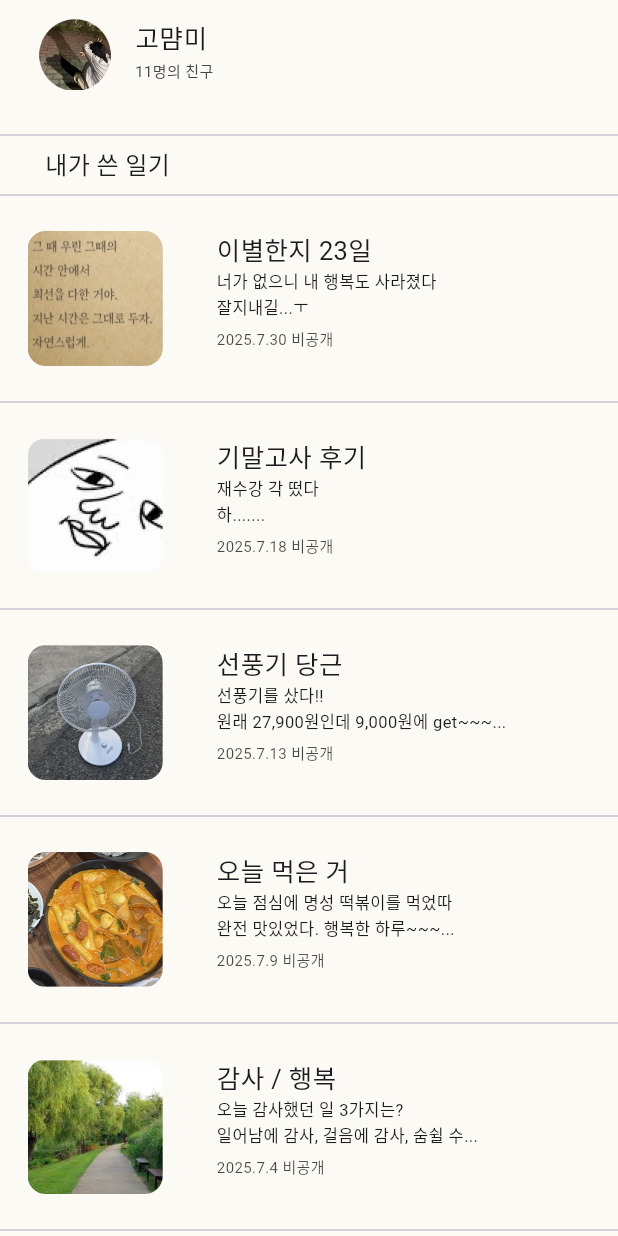
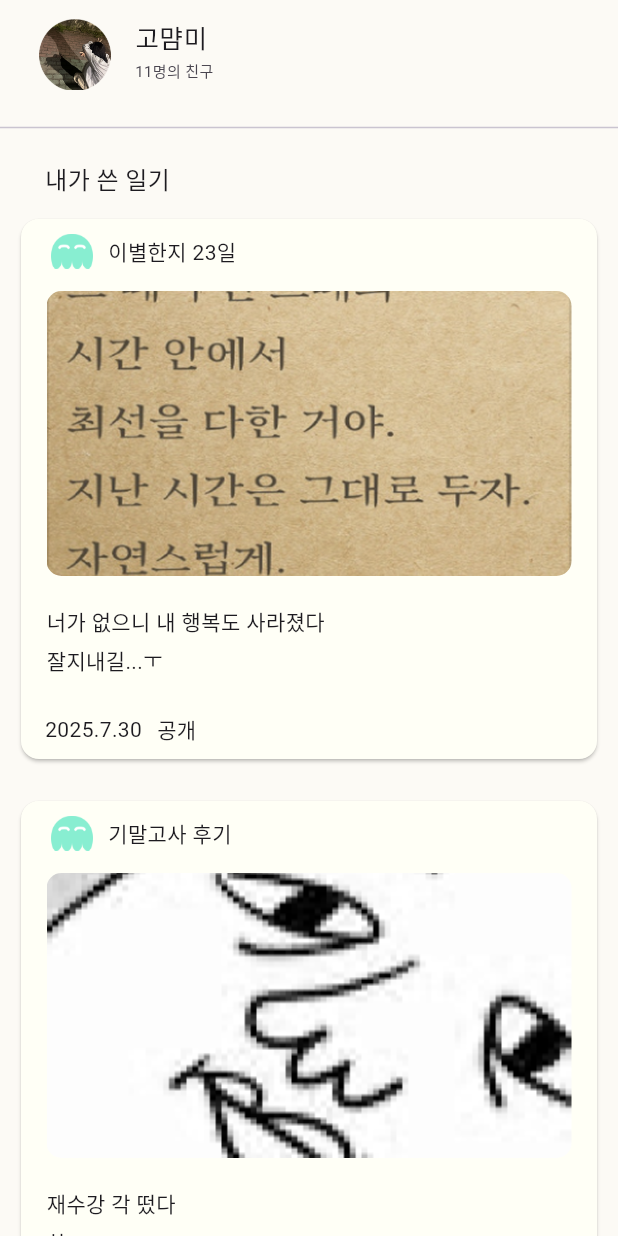
Before and after one commit to grazzy7124/SODA-happily-practice, a Flutter app: the screen it shows after launch, on a phone screen of 412 x 824 dp. Run offline on Flutter 3.47's test engine with Material 3 defaults, Android fonts, the phone set to English and light mode, and no system bars.

Commit message:
second.profile

```diff
--- a/lib/main.dart
+++ b/lib/main.dart
@@ -36,19 +36,22 @@ class ProfileMain extends StatelessWidget {
             },
           ),
         ),
-        SizedBox(height: 10),
+        SizedBox(height: 5),
         Divider(),
+        SizedBox(height: 15),
         Padding(
           padding: EdgeInsets.only(left: 30),
           child: Text('내가 쓴 일기', style: TextStyle(fontSize: 16)),
         ),
-        Divider(),
         ProfileList(
+          happliy: 'assets/happily/4.png',
+
           photo: 'assets/list/1.png',
           title: '이별한지 23일',
           text: '너가 없으니 내 행복도 사라졌다',
           text2: '잘지내길...ㅜ',
-          date: '2025.7.30 비공개',
+          date: '2025.7.30',
+          public: '공개',
           onTap: () {
             Navigator.push(
               context,
@@ -56,53 +59,59 @@ class ProfileMain extends StatelessWidget {
             );
           },
         ),
-        Divider(),
         ProfileList(
+          happliy: 'assets/happily/4.png',
           photo: 'assets/list/2.png',
           title: '기말고사 후기',
           text: '재수강 각 떴다',
           text2: '하.......',
-          date: '2025.7.18 비공개',
+          date: '2025.7.18',
+          public: '공개',
         ),
-        Divider(),
         ProfileList(
+          happliy: 'assets/happily/4.png',
           photo: 'assets/list/3.png',
           title: '선풍기 당근',
           text: '선풍기를 샀다!!',
           text2: '원래 27,900원인데 9,000원에 get~~~...',
-          date: '2025.7.13 비공개',
+          date: '2025.7.13',
+          public: '공개',
         ),
-        Divider(),
         ProfileList(
+          happliy: 'assets/happily/4.png',
           photo: 'assets/list/4.png',
           title: '오늘 먹은 거',
           text: '오늘 점심에 명성 떡볶이를 먹었따',
           text2: '완전 맛있었다. 행복한 하루~~~...',
-          date: '2025.7.9 비공개',
+          date: '2025.7.9',
+          public: '공개',
         ),
-        Divider(),
         ProfileList(
+          happliy: 'assets/happily/4.png',
           photo: 'assets/list/5.png',
           title: '감사 / 행복',
           text: '오늘 감사했던 일 3가지는?',
           text2: '일어남에 감사, 걸음에 감사, 숨쉴 수...',
-          date: '2025.7.4 비공개',
+          date: '2025.7.4',
+          public: '공개',
         ),
-        Divider(),
         ProfileList(
+          happliy: 'assets/happily/4.png',
           photo: 'assets/list/6.png',
           title: '등산은 배움의 장터!',
           text: '여자친구와 등산 데이트다잉...~^^',
           text2: '맑은 공기.. 맑은 구름.. 힐링 스팟이다잉',
-          date: '2025.7.1 비공개',
+          date: '2025.7.1',
+          public: '공개',
         ),
-        Divider(),
         ProfileList(
+          happliy: 'assets/happily/4.png',
           photo: 'assets/list/7.png',
           title: '사건 / 생각 / 감정',
           text: '집사러 갔다가 소다 학회 늦었음;;ㅎ 완전',
           text2: '완전 망했다고 생각..;; 진땀이 뻘뻘나더...',
-          date: '2025.6.22 비공개',
+          date: '2025.6.22',
+          public: '공개',
         ),
       ],
     );
@@ -137,19 +146,23 @@ class ProfileMy extends StatelessWidget {
 class ProfileList extends StatelessWidget {
   const ProfileList({
     super.key,
+    required this.happliy,
+    required this.title,
     required this.photo,
-    required this.title,
     required this.text,
     required this.text2,
     required this.date,
+    required this.public,
     this.onTap,
   });
 
+  final String happliy;
+  final String title;
   final String photo;
-  final String title;
   final String text;
   final String text2;
   final String date;
+  final String public;
   final VoidCallback? onTap;
 
   @override
@@ -158,36 +171,51 @@ class ProfileList extends StatelessWidget {
       onTap: onTap,
       behavior: HitTestBehavior.opaque,
       child: Padding(
-        padding: EdgeInsets.only(left: 18.45, top: 16, bottom: 16),
-        child: Row(
-          crossAxisAlignment: CrossAxisAlignment.start,
-          children: [
-            SizedBox(
-              width: 90,
-              height: 90,
-              child: ClipRRect(
-                borderRadius: BorderRadius.circular(12),
-                child: Image.asset(photo, fit: BoxFit.fill),
+        padding: EdgeInsets.all(10),
+        child: Card(
+          color: Color(0xffFFFFF6),
+          child: Column(
+            crossAxisAlignment: CrossAxisAlignment.start,
+            children: [
+              Padding(
+                padding: EdgeInsets.only(left: 20, top: 10),
+                child: Row(
+                  children: [
+                    Image.asset(happliy, width: 28, height: 23),
+                    SizedBox(width: 10),
+                    Text(title),
+                  ],
+                ),
               ),
-            ),
-            SizedBox(width: 36),
-            Column(
-              crossAxisAlignment: CrossAxisAlignment.start,
-              children: [
-                Text(title, style: TextStyle(fontSize: 17)),
-                Text(text, style: TextStyle(fontSize: 11)),
-                Text(text2, style: TextStyle(fontSize: 11)),
-                SizedBox(height: 5),
-                Text(
-                  date,
-                  style: TextStyle(
-                    fontSize: 10,
-                    color: Color.fromARGB(181, 0, 0, 0),
+              Padding(
+                padding: EdgeInsets.only(left: 17, right: 17, top: 15),
+                child: ClipRRect(
+                  borderRadius: BorderRadius.circular(10),
+                  child: Image.asset(
+                    photo,
+                    fit: BoxFit.cover,
+                    width: double.infinity,
+                    height: 190,
                   ),
                 ),
-              ],
-            ),
-          ],
+              ),
+              Padding(
+                padding: EdgeInsets.only(top: 20, left: 17),
+                child: Text(text),
+              ),
+              Padding(
+                padding: EdgeInsets.only(top: 5, left: 17),
+                child: Text(text2),
+              ),
+              SizedBox(height: 25),
+              Padding(
+                padding: EdgeInsets.only(left: 16, bottom: 10),
+                child: Row(
+                  children: [Text(date), SizedBox(width: 10), Text(public)],
+                ),
+              ),
+            ],
+          ),
         ),
       ),
     );
--- a/pubspec.yaml
+++ b/pubspec.yaml
@@ -56,6 +56,7 @@ flutter:
     - assets/profile2.jpg
     - assets/Vector.png
     - assets/list/
+    - assets/happily/
 
   # The following line ensures that the Material Icons font is
   # included with your application, so that you can use the icons in
```
Also changed, not shown: assets/happily/1.png (added), assets/happily/2.png (added), assets/happily/3.png (added), assets/happily/4.png (added), assets/happily/5.png (added).
